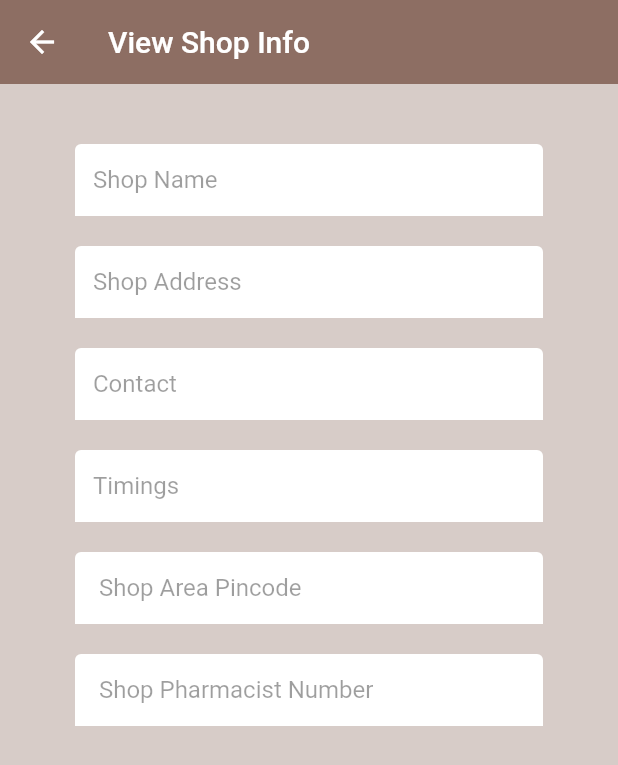
After one commit to Prashant961992/urbanmed, a Flutter app: the ViewShopInfo screen opened directly, on a phone screen of 412 x 824 dp. The commit adds this screen. Shown: the top 765 px of the screen. Run offline on Flutter 3.47's test engine with Material 2 defaults, Android fonts, the phone set to English and light mode, and no system bars; our stand-ins replace cloud_firestore, expandable, firebase_auth, firebase_core, firebase_database, flutter_spinkit and 3 more; missing offline and left inert: geodesy; accounts and stored records are empty.

Commit message:
view info option

```diff
--- /dev/null
+++ b/lib/view_shop_info.dart
@@ -0,0 +1,315 @@
+import 'package:cloud_firestore/cloud_firestore.dart';
+import 'package:firebase_auth/firebase_auth.dart';
+import 'package:firebase_database/firebase_database.dart';
+import 'package:flutter/material.dart';
+import 'package:geolocator/geolocator.dart';
+import 'package:urbanmed/constant.dart';
+import 'package:urbanmed/loading.dart';
+
+class ViewShopInfo extends StatefulWidget {
+  final uid;
+  final isComeFromMenu;
+
+  ViewShopInfo(this.uid, this.isComeFromMenu);
+
+  @override
+  _ViewShopInfoState createState() => _ViewShopInfoState();
+}
+
+class _ViewShopInfoState extends State<ViewShopInfo> {
+  var firebaseUser = FirebaseAuth.instance.currentUser;
+  String error = '';
+  bool loading = false;
+  final _scaffoldKey = GlobalKey<ScaffoldState>();
+
+  //final Authentication _auth = Authentication();
+  final _formKey = GlobalKey<FormState>();
+  final shopnameInputController = new TextEditingController();
+  final addressInputController = new TextEditingController();
+
+  // ignore: non_constant_identifier_names
+  final contactInputController = new TextEditingController();
+
+  // ignore: non_constant_identifier_names
+  final timingsInputController = new TextEditingController();
+  final pincodeInputController = new TextEditingController();
+  final pharmacynoInputController = new TextEditingController();
+
+  //final addressLatitudeandLongitudeInputController= new TextEditingController();
+
+  TextEditingController yes = TextEditingController();
+  final shopdatabase =
+      FirebaseDatabase.instance.reference().child("Retailer").child("Shopdata");
+  String shopname = '';
+  String address = '';
+
+  // location ni code
+  var addressLatitudeandLongitude = '';
+  Position position;
+  // ignore: non_constant_identifier_names
+  String contact = '';
+
+  // ignore: non_constant_identifier_names
+  String timings = '';
+  String pincode = '';
+  String pharmacyno = '';
+  bool isAdd = true;
+  String updateid;
+
+  @override
+  void initState() {
+    super.initState();
+    getcurrentLocation();
+    getStoreData();
+  }
+
+  void getStoreData() async {
+    var query = await FirebaseFirestore.instance
+        .collection('Retailer')
+        .where('email', isEqualTo: firebaseUser.email)
+        .get();
+    if (query.docs.isNotEmpty) {
+      var data = await FirebaseFirestore.instance
+          .collection('Retailer')
+          .doc(query.docs[0].id)
+          .collection('Shopdata')
+          .get();
+      if (data.docs.isNotEmpty) {
+        isAdd = false;
+        updateid = data.docs[0].id;
+        var dicData = data.docs[0].data();
+        contact = dicData['contact'];
+
+        contactInputController.text = dicData['contact'];
+        shopnameInputController.text = dicData['shopname'];
+        addressInputController.text = dicData['address'];
+        timingsInputController.text = dicData['timings'];
+        pincodeInputController.text = dicData['pincode'];
+        pharmacynoInputController.text = dicData['pharmacyno'];
+
+        setState(() {});
+      } else {
+        isAdd = true;
+      }
+    } else {
+      isAdd = true;
+    }
+  }
+
+  Future<String> createAlertDialog(BuildContext context) {
+    return showDialog(
+        context: context,
+        builder: (context) {
+          return AlertDialog(
+            title: Text(
+                "Press Yes When You Are Currently At Your Shop Inorder to Get the Proper Location "),
+            actions: <Widget>[
+              ElevatedButton(
+                child: Text('Yes'),
+                onPressed: () {
+                  Navigator.of(context)
+                      .pop(addressLatitudeandLongitude.toString());
+                },
+              )
+            ],
+          );
+        });
+  }
+
+  // location mate no code
+  void getcurrentLocation() async {
+    Position currentPosition = await Geolocator().getCurrentPosition();
+    setState(() {
+      position = currentPosition;
+    });
+  }
+
+  @override
+  Widget build(BuildContext context) {
+    return loading
+        ? Loading()
+        : Scaffold(
+            key: _scaffoldKey,
+            backgroundColor: Colors.brown[100],
+            appBar: AppBar(
+              backgroundColor: Colors.brown[400],
+              elevation: 0.0,
+              title: Text('View Shop Info'),
+            ),
+            body: SingleChildScrollView(
+              padding: EdgeInsets.symmetric(vertical: 20.0, horizontal: 50.0),
+              child: Form(
+                key: _formKey,
+                child: Column(
+                  children: <Widget>[
+                    SizedBox(height: 20.0),
+                    TextFormField(
+                      enabled: false,
+                      decoration:
+                          textInputDecoration.copyWith(hintText: 'Shop Name'),
+                      validator: (val) =>
+                          val.isEmpty ? 'Enter your Shop Name' : null,
+                      controller: shopnameInputController,
+                      onChanged: (val) {
+                        setState(() => shopname = val);
+                      },
+                    ),
+                    SizedBox(height: 20.0),
+                    TextFormField(
+                        enabled: false,
+                        decoration: textInputDecoration.copyWith(
+                            hintText: 'Shop Address'),
+                        validator: (val) =>
+                            val.isEmpty ? 'Enter the Shop Address ' : null,
+                        controller: addressInputController,
+                        onChanged: (val) {
+                          setState(() => address = val);
+                        }),
+                    SizedBox(height: 20.0),
+                    TextFormField(
+                        enabled: false,
+                        decoration:
+                            textInputDecoration.copyWith(hintText: 'Contact'),
+                        validator: (val) => val.isEmpty
+                            ? 'Enter your Shop Contact Number'
+                            : null,
+                        controller: contactInputController,
+                        onChanged: (val) {
+                          setState(() => contact = val);
+                        }),
+                    SizedBox(height: 20.0),
+                    TextFormField(
+                      enabled: false,
+                      decoration:
+                          textInputDecoration.copyWith(hintText: 'Timings'),
+                      validator: (val) =>
+                          val.isEmpty ? 'Enter your Shop Timings' : null,
+                      controller: timingsInputController,
+                      onChanged: (val) {
+                        setState(() => timings = val);
+                      },
+                    ),
+                    SizedBox(height: 20.0),
+                    TextFormField(
+                      enabled: false,
+                      decoration: textInputDecoration.copyWith(
+                          hintText: ' Shop Area Pincode'),
+                      validator: (val) =>
+                          val.isEmpty ? 'Enter your Shop Area Pincode' : null,
+                      controller: pincodeInputController,
+                      onChanged: (val) {
+                        setState(() => pincode = val);
+                      },
+                    ),
+                    SizedBox(height: 20.0),
+                    TextFormField(
+                      enabled: false,
+                      decoration: textInputDecoration.copyWith(
+                          hintText: ' Shop Pharmacist Number'),
+                      validator: (val) =>
+                          val.isEmpty ? 'Enter your Pharmacist Number' : null,
+                      controller: pharmacynoInputController,
+                      onChanged: (val) {
+                        setState(() => pharmacyno = val);
+                      },
+                    ),
+                    // SizedBox(height: 20.0),
+                    // Text(
+                    //   'Back to Dashboard',
+                    //   style: TextStyle(color: Colors.white),
+                    // ),
+                    // SizedBox(height: 20),
+                    // RaisedButton(
+                    //     color: Colors.pink[400],
+                    //     child: Text(
+                    //       'Register Shop',
+                    //       style: TextStyle(color: Colors.white),
+                    //     ),
+                    //     onPressed: () async {
+                    //       if (_formKey.currentState.validate()) {
+                    //         if (isAdd) {
+                    //           Map<String, dynamic> data = {
+                    //             'shopname': shopnameInputController.text,
+                    //             'address': addressInputController.text,
+                    //             'contact': contactInputController.text,
+                    //             'timings': timingsInputController.text,
+                    //             'pincode': pincodeInputController.text,
+                    //             'pharmacyno': pharmacynoInputController.text,
+                    //             'Longitude': position.longitude,
+                    //             'Latitude': position.latitude,
+                    //             'Address': position.hashCode
+                    //           };
+
+                    //           var query = await FirebaseFirestore.instance
+                    //               .collection('Retailer')
+                    //               .where('email', isEqualTo: firebaseUser.email)
+                    //               .get();
+                    //           if (query.docs.isNotEmpty) {
+                    //             await FirebaseFirestore.instance
+                    //                 .collection('Retailer')
+                    //                 .doc(query.docs[0].id)
+                    //                 .collection('Shopdata')
+                    //                 .add(data);
+                    //             print(data);
+                    //             if (widget.isComeFromMenu) {
+                    //               Navigator.of(context).pop();
+                    //             } else {
+                    //               Navigator.of(context).pushReplacement(
+                    //                 MaterialPageRoute(
+                    //                   builder: (context) =>
+                    //                       RetailLogin(firebaseUser.uid),
+                    //                 ),
+                    //               );
+                    //             }
+                    //           }
+                    //         } else {
+                    //           //updateid
+                    //           Map<String, dynamic> data = {
+                    //             'shopname': shopnameInputController.text,
+                    //             'address': addressInputController.text,
+                    //             'contact': contactInputController.text,
+                    //             'timings': timingsInputController.text,
+                    //             'pincode': pincodeInputController.text,
+                    //             'pharmacyno': pharmacynoInputController.text,
+                    //           };
+
+                    //           var query = await FirebaseFirestore.instance
+                    //               .collection('Retailer')
+                    //               .where('email', isEqualTo: firebaseUser.email)
+                    //               .get();
+                    //           if (query.docs.isNotEmpty) {
+                    //             await FirebaseFirestore.instance
+                    //                 .collection('Retailer')
+                    //                 .doc(query.docs[0].id)
+                    //                 .collection('Shopdata')
+                    //                 .doc(updateid)
+                    //                 .update(data);
+                    //             Navigator.of(context).pop();
+                    //           }
+                    //         }
+                    //       }
+                    //     }),
+                    SizedBox(height: 12.0),
+                    // RaisedButton(
+                    //   color: Colors.pink[400],
+                    //   child: Text(
+                    //     'Back to Dashboard',
+                    //     style: TextStyle(color: Colors.white),
+                    //   ),
+                    //   onPressed: () {
+                    //     Navigator.of(context).pushReplacement(MaterialPageRoute(
+                    //       builder: (context) => Retailregister(), //User),
+                    //     ));
+                    //   },
+                    // ),
+                    Text(
+                      error,
+                      style: TextStyle(color: Colors.red, fontSize: 14.0),
+                    )
+                  ],
+                ),
+              ),
+            ),
+          );
+  }
+}
```
Also changed, not shown: lib/dealdashboard.dart (+14 -42 lines).
